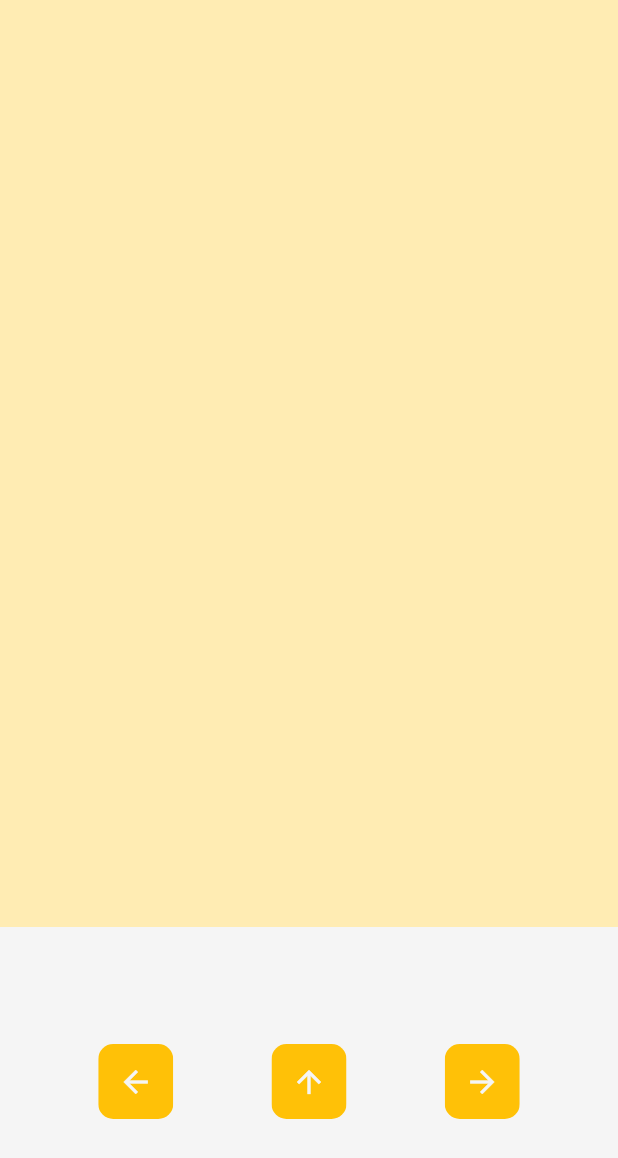
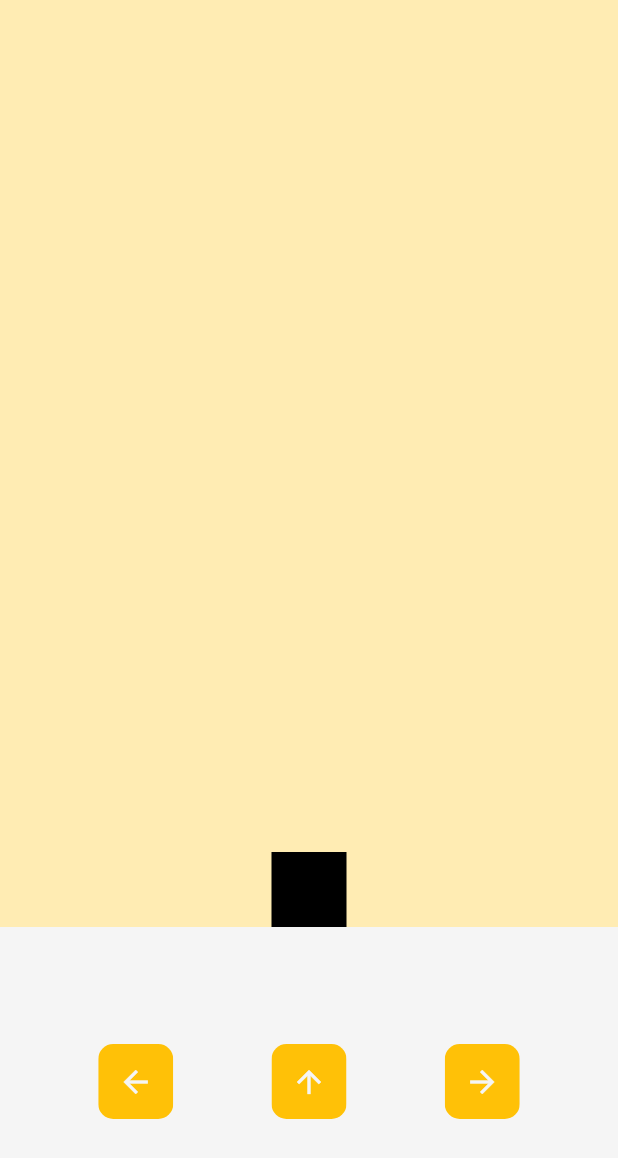
Before and after one commit to kwakyebrilliant/bubbleapp, a Flutter app: the screen it shows after launch, on a phone screen of 412 x 824 dp. Shown: the top 1158 px of the screen. Run offline on Flutter 3.47's test engine with Material 3 defaults, Android fonts, the phone set to English and light mode, and no system bars.

Commit message:
home updates

```diff
--- a/lib/homepage.dart
+++ b/lib/homepage.dart
@@ -17,6 +17,20 @@ class _HomepageState extends State<Homepage> {
           flex: 3,
           child: Container(
             color: Colors.amber[100],
+            child: Center(
+              child: Stack(
+                children: [
+                  Container(
+                    alignment: const Alignment(0, 1),
+                    child: Container(
+                      color: Colors.black,
+                      height: 50.0,
+                      width: 50.0,
+                    ),
+                  ),
+                ],
+              ),
+            ),
           ),
         ),
         Expanded(
```
